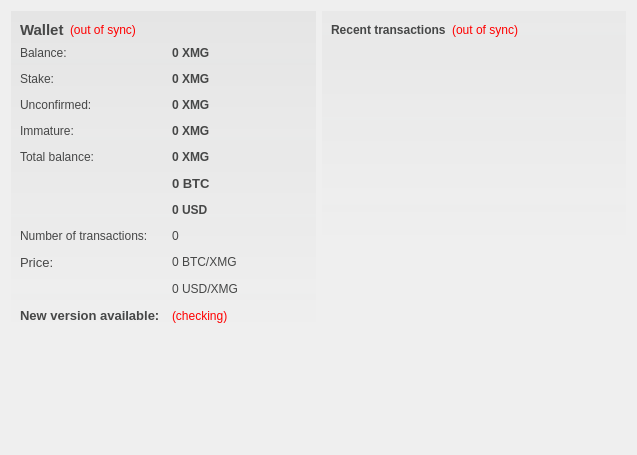
Above: src/qt/forms/overviewpage.ui from m-pays/magi before the change. Below: the same form after it.
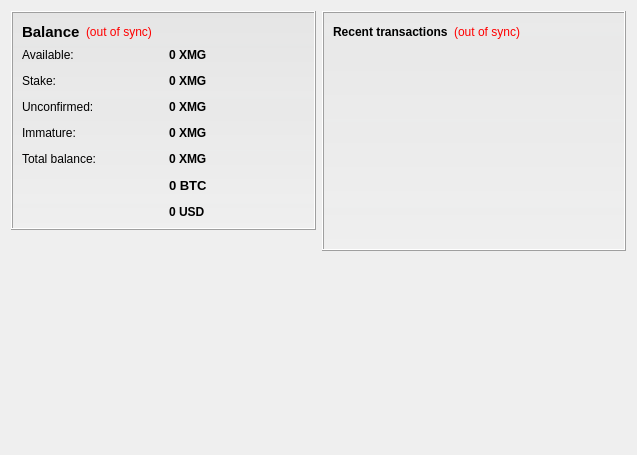
That is the form after the change.

Commit message: Optimize price checking & Qt interface

Patch:
```diff
--- a/src/qt/forms/overviewpage.ui
+++ b/src/qt/forms/overviewpage.ui
@@ -24,6 +24,12 @@
        <property name="styleSheet">
         <string notr="true">#frame { background-color: qlineargradient(spread:pad, x1:0, y1:0, x2:0, y2:1, stop:0 rgba(70,71,71,15), stop:1.0 rgba(70,71,71,0)); }</string>
        </property>
+       <property name="frameShape">
+        <enum>QFrame::Box</enum>
+       </property>
+       <property name="frameShadow">
+        <enum>QFrame::Raised</enum>
+       </property>
        <layout class="QVBoxLayout" name="verticalLayout_4">
         <item>
          <layout class="QHBoxLayout" name="horizontalLayout_4">
@@ -37,10 +43,10 @@
              </font>
             </property>
             <property name="styleSheet">
-             <string notr="true">color: #464747;</string>
+             <string notr="true"/>
             </property>
             <property name="text">
-             <string>Wallet</string>
+             <string>Balance</string>
             </property>
            </widget>
           </item>
@@ -80,6 +86,9 @@
           <property name="fieldGrowthPolicy">
            <enum>QFormLayout::AllNonFixedFieldsGrow</enum>
           </property>
+          <property name="labelAlignment">
+           <set>Qt::AlignLeading|Qt::AlignLeft|Qt::AlignVCenter</set>
+          </property>
           <property name="horizontalSpacing">
            <number>12</number>
           </property>
@@ -89,10 +98,10 @@
           <item row="0" column="0">
            <widget class="QLabel" name="label">
             <property name="styleSheet">
-             <string notr="true">color: #464747;</string>
+             <string notr="true"/>
             </property>
             <property name="text">
-             <string>Balance:</string>
+             <string>Available:                         </string>
             </property>
            </widget>
           </item>
@@ -111,7 +120,7 @@
              <string>Your current balance</string>
             </property>
             <property name="styleSheet">
-             <string notr="true">color: #464747;</string>
+             <string notr="true"/>
             </property>
             <property name="text">
              <string notr="true">0 XMG</string>
@@ -124,7 +133,7 @@
           <item row="1" column="0">
            <widget class="QLabel" name="label_6">
             <property name="styleSheet">
-             <string notr="true">color: #464747;</string>
+             <string notr="true"/>
             </property>
             <property name="text">
              <string>Stake:</string>
@@ -146,7 +155,7 @@
              <string>Total of coins that was staked, and do not yet count toward the current balance</string>
             </property>
             <property name="styleSheet">
-             <string notr="true">color: #464747;</string>
+             <string notr="true"/>
             </property>
             <property name="text">
              <string notr="true">0 XMG</string>
@@ -159,7 +168,7 @@
           <item row="2" column="0">
            <widget class="QLabel" name="label_3">
             <property name="styleSheet">
-             <string notr="true">color: #464747;</string>
+             <string notr="true"/>
             </property>
             <property name="text">
              <string>Unconfirmed:</string>
@@ -181,7 +190,7 @@
              <string>Total of transactions that have yet to be confirmed, and do not yet count toward the current balance</string>
             </property>
             <property name="styleSheet">
-             <string notr="true">color: #464747;</string>
+             <string notr="true"/>
             </property>
             <property name="text">
              <string notr="true">0 XMG</string>
@@ -194,7 +203,7 @@
           <item row="3" column="0">
            <widget class="QLabel" name="labelImmatureText">
             <property name="styleSheet">
-             <string notr="true">color: #464747;</string>
+             <string notr="true"/>
             </property>
             <property name="text">
              <string>Immature:</string>
@@ -213,7 +222,7 @@
              <string>Generated balance that has not yet matured</string>
             </property>
             <property name="styleSheet">
-             <string notr="true">color: #464747;</string>
+             <string notr="true"/>
             </property>
             <property name="text">
              <string notr="true">0 XMG</string>
@@ -226,7 +235,7 @@
           <item row="4" column="0">
            <widget class="QLabel" name="labelTotalText">
             <property name="styleSheet">
-             <string notr="true">color: #464747;</string>
+             <string notr="true"/>
             </property>
             <property name="text">
              <string>Total balance:</string>
@@ -245,7 +254,7 @@
              <string>Total includes: balance, stake and unconfirmed values</string>
             </property>
             <property name="styleSheet">
-             <string notr="true">color: #464747;</string>
+             <string notr="true"/>
             </property>
             <property name="text">
              <string>0 XMG</string>
@@ -268,7 +277,7 @@
              <string>Values in BTC</string>
             </property>
             <property name="styleSheet">
-             <string notr="true">color: #464747;</string>
+             <string notr="true"/>
             </property>
             <property name="text">
              <string>0 BTC</string>
@@ -290,7 +299,7 @@
              <string>Values in USD</string>
             </property>
             <property name="styleSheet">
-             <string notr="true">color: #464747;</string>
+             <string notr="true"/>
             </property>
             <property name="text">
              <string>0 USD</string>
@@ -300,139 +309,6 @@
             </property>
            </widget>
           </item>
-          <item row="7" column="0">
-           <widget class="QLabel" name="label_7">
-            <property name="styleSheet">
-             <string notr="true">color: #464747;</string>
-            </property>
-            <property name="text">
-             <string>Number of transactions:</string>
-            </property>
-           </widget>
-          </item>
-          <item row="7" column="1">
-           <widget class="QLabel" name="labelNumTransactions">
-            <property name="toolTip">
-             <string>Total number of transactions in wallet</string>
-            </property>
-            <property name="styleSheet">
-             <string notr="true">color: #464747;</string>
-            </property>
-            <property name="text">
-             <string notr="true">0</string>
-            </property>
-           </widget>
-          </item>
-          <item row="8" column="0">
-           <widget class="QLabel" name="labelPriceText_2">
-            <property name="font">
-             <font>
-              <pointsize>10</pointsize>
-             </font>
-            </property>
-            <property name="styleSheet">
-             <string notr="true">color: #464747;</string>
-            </property>
-            <property name="text">
-             <string>Price:</string>
-            </property>
-           </widget>
-          </item>
-          <item row="8" column="1">
-           <widget class="QLabel" name="labelPriceInBTC">
-            <property name="font">
-             <font>
-              <pointsize>9</pointsize>
-              <weight>50</weight>
-              <bold>false</bold>
-             </font>
-            </property>
-            <property name="toolTip">
-             <string>Price in BTC</string>
-            </property>
-            <property name="layoutDirection">
-             <enum>Qt::LeftToRight</enum>
-            </property>
-            <property name="styleSheet">
-             <string notr="true">color: #464747;</string>
-            </property>
-            <property name="text">
-             <string>0 BTC/XMG</string>
-            </property>
-            <property name="alignment">
-             <set>Qt::AlignLeading|Qt::AlignLeft|Qt::AlignVCenter</set>
-            </property>
-            <property name="textInteractionFlags">
-             <set>Qt::LinksAccessibleByMouse|Qt::TextSelectableByKeyboard|Qt::TextSelectableByMouse</set>
-            </property>
-           </widget>
-          </item>
-          <item row="9" column="1">
-           <widget class="QLabel" name="labelPriceInUSD">
-            <property name="font">
-             <font>
-              <pointsize>9</pointsize>
-              <weight>50</weight>
-              <bold>false</bold>
-             </font>
-            </property>
-            <property name="toolTip">
-             <string>Price in USD</string>
-            </property>
-            <property name="layoutDirection">
-             <enum>Qt::LeftToRight</enum>
-            </property>
-            <property name="styleSheet">
-             <string notr="true">color: #464747;</string>
-            </property>
-            <property name="text">
-             <string>0 USD/XMG</string>
-            </property>
-            <property name="alignment">
-             <set>Qt::AlignLeading|Qt::AlignLeft|Qt::AlignVCenter</set>
-            </property>
-            <property name="textInteractionFlags">
-             <set>Qt::LinksAccessibleByMouse|Qt::TextSelectableByKeyboard|Qt::TextSelectableByMouse</set>
-            </property>
-           </widget>
-          </item>
-          <item row="10" column="0">
-           <widget class="QLabel" name="labelUpdateStatic">
-            <property name="font">
-             <font>
-              <pointsize>10</pointsize>
-              <weight>75</weight>
-              <italic>false</italic>
-              <bold>true</bold>
-              <underline>false</underline>
-              <strikeout>false</strikeout>
-              <kerning>true</kerning>
-             </font>
-            </property>
-            <property name="styleSheet">
-             <string notr="true">color: #464747;</string>
-            </property>
-            <property name="text">
-             <string>New version available:</string>
-            </property>
-           </widget>
-          </item>
-          <item row="10" column="1">
-           <widget class="QLabel" name="labelUpdateStatus">
-            <property name="toolTip">
-             <string>A new client version has been released!</string>
-            </property>
-            <property name="styleSheet">
-             <string notr="true">QLabel { color: red; }</string>
-            </property>
-            <property name="text">
-             <string notr="true">(checking)</string>
-            </property>
-            <property name="alignment">
-             <set>Qt::AlignLeading|Qt::AlignLeft|Qt::AlignVCenter</set>
-            </property>
-           </widget>
-          </item>
          </layout>
         </item>
        </layout>
@@ -460,13 +336,19 @@
        <property name="styleSheet">
         <string notr="true">#frame_2 { background-color: qlineargradient(spread:pad, x1:0, y1:0, x2:0, y2:1, stop:0 rgba(70,71,71,10), stop:1.0 rgba(70,71,71,0)); }</string>
        </property>
+       <property name="frameShape">
+        <enum>QFrame::Box</enum>
+       </property>
+       <property name="frameShadow">
+        <enum>QFrame::Raised</enum>
+       </property>
        <layout class="QVBoxLayout" name="verticalLayout">
         <item>
          <layout class="QHBoxLayout" name="horizontalLayout_2">
           <item>
            <widget class="QLabel" name="label_4">
             <property name="styleSheet">
-             <string notr="true">color: #464747;</string>
+             <string notr="true"/>
             </property>
             <property name="text">
              <string>&lt;b&gt;Recent transactions&lt;/b&gt;</string>
```
The commit also changes 5 other files.
